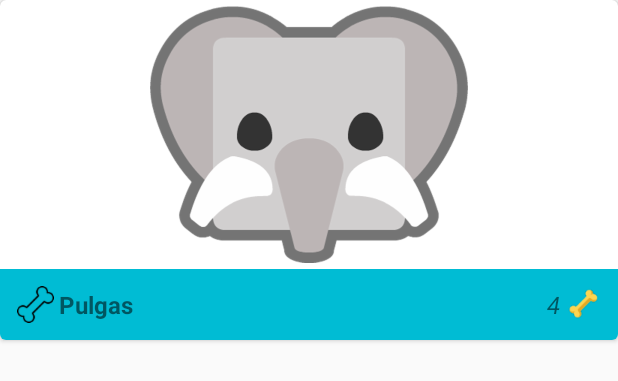
After one commit to VictorMoraB/Petagram, an Android app: the layout cardview_mascota.xml on its own in the app's theme, with its tools: preview values and no code run, on a phone screen of 412 x 824 dp. The commit adds this screen. Shown: the top 381 px of the screen. Run offline under Robolectric (Android 15) with nearby library versions, the phone set to English and light mode, and no system bars.

Commit message:
CardView mascota creada

```diff
--- /dev/null
+++ b/app/src/main/res/layout/cardview_mascota.xml
@@ -0,0 +1,94 @@
+<?xml version="1.0" encoding="utf-8"?>
+<android.support.v7.widget.CardView
+    xmlns:android="http://schemas.android.com/apk/res/android"
+    xmlns:card_view="http://schemas.android.com/apk/res-auto"
+
+    android:id="@+id/cvMascota"
+    android:layout_width="match_parent"
+    android:layout_height="wrap_content"
+    android:paddingBottom="@dimen/cvMascota_bottom_pad"
+    card_view:cardCornerRadius="@dimen/card_corner_radius"
+    >
+
+    <LinearLayout
+        android:layout_width="match_parent"
+        android:layout_height="match_parent"
+        android:orientation="vertical">
+
+        <!--Pet image-->
+        <ImageView
+            android:id="@+id/petImage"
+            android:layout_width="match_parent"
+            android:layout_height="wrap_content"
+            android:src="@drawable/elephant"
+            android:padding="@dimen/imagen_mascota_padding"/>
+
+        <!--Un linear layout para acomodar horizontalmente el icono de gustar, el nombre
+        de la mascota y el contador de likes-->
+        <LinearLayout
+            android:layout_width="match_parent"
+            android:layout_height="wrap_content"
+            android:orientation="horizontal"
+            android:padding="@dimen/cvDetailsPadding"
+            android:background="@color/colorPrimary">
+
+            <!--Icono para dar like y nombre-->
+            <LinearLayout
+                android:layout_width="0dp"
+                android:layout_weight="1"
+                android:layout_height="match_parent"
+                android:padding="@dimen/cvDetailsPadding">
+
+                <!-- Boton imagen para darle like-->
+                <ImageView
+                    android:id="@+id/icGustar"
+                    android:layout_width="wrap_content"
+                    android:layout_height="wrap_content"
+                    android:src="@drawable/dog_bone_50_give_like"
+                    android:padding="@dimen/ic_padding"/>
+                <!--Nombre de la mascota-->
+                <TextView
+                    android:id="@+id/tvNombreMascota"
+                    android:layout_width="wrap_content"
+                    android:layout_height="wrap_content"
+                    android:layout_gravity="center"
+                    android:text="@string/NombreMascota"
+                    android:textSize="@dimen/petName_textSize"
+                    android:textStyle="bold" />
+
+
+            </LinearLayout>
+
+            <!--Cuenta de likes acumulada y icono-->
+            <LinearLayout
+                android:layout_width="0dp"
+                android:layout_height="match_parent"
+                android:layout_weight="1"
+                android:gravity="right"
+                android:padding="@dimen/cvDetailsPadding">
+                <!-- Contador de likes acumulado para esta mascota -->
+                <TextView
+                    android:id="@+id/tvLikesCount"
+                    android:layout_width="wrap_content"
+                    android:layout_height="wrap_content"
+                    android:layout_gravity="center"
+                    android:text="@string/LikesCount"
+                    android:textSize="@dimen/petName_textSize"
+                    android:textStyle="italic" />
+                <!--Icono de la cuenta de likes-->
+                <ImageView
+                    android:id="@+id/icCuentaLikes"
+                    android:layout_width="wrap_content"
+                    android:layout_height="wrap_content"
+                    android:padding="@dimen/ic_padding"
+                    android:src="@drawable/dog_bone_48_likes_count" />
+
+            </LinearLayout>
+
+
+
+        </LinearLayout>
+
+    </LinearLayout>
+
+</android.support.v7.widget.CardView>
--- a/app/src/main/res/values/dimens.xml
+++ b/app/src/main/res/values/dimens.xml
@@ -2,4 +2,10 @@
 <resources>
 
     <dimen name="appbar_elevation">4dp</dimen>
+    <dimen name="cvMascota_bottom_pad">5dp</dimen>
+    <dimen name="card_corner_radius">4dp</dimen>
+    <dimen name="petName_textSize">16sp</dimen>
+    <dimen name="cvDetailsPadding">4dp</dimen>
+    <dimen name="ic_padding">3dp</dimen>
+    <dimen name="imagen_mascota_padding">4dp</dimen>
 </resources>
--- a/app/src/main/res/values/strings.xml
+++ b/app/src/main/res/values/strings.xml
@@ -1,3 +1,7 @@
 <resources>
     <string name="app_name">Petagram</string>
+
+    <!-- Textos del card view de la mascota-->
+    <string name="NombreMascota">Pulgas</string>
+    <string name="LikesCount">4</string>
 </resources>
```
Also changed, not shown: app/src/main/res/drawable-hdpi/dog_bone_48_likes_count.png (added), app/src/main/res/drawable-hdpi/dog_bone_50_give_like.png (added), app/src/main/res/drawable-mdpi/dog_bone_48_likes_count.png (added), app/src/main/res/drawable-mdpi/dog_bone_50_give_like.png (added), app/src/main/res/drawable-xhdpi/dog_bone_48_likes_count.png (added), app/src/main/res/drawable-xhdpi/dog_bone_50_give_like.png (added), app/src/main/res/drawable-xxhdpi/dog_bone_48_likes_count.png (added), app/src/main/res/drawable-xxhdpi/dog_bone_50_give_like.png (added), app/src/main/res/drawable-xxxhdpi/dog_bone_48_likes_count.png (added), app/src/main/res/drawable-xxxhdpi/dog_bone_50_give_like.png (added).
